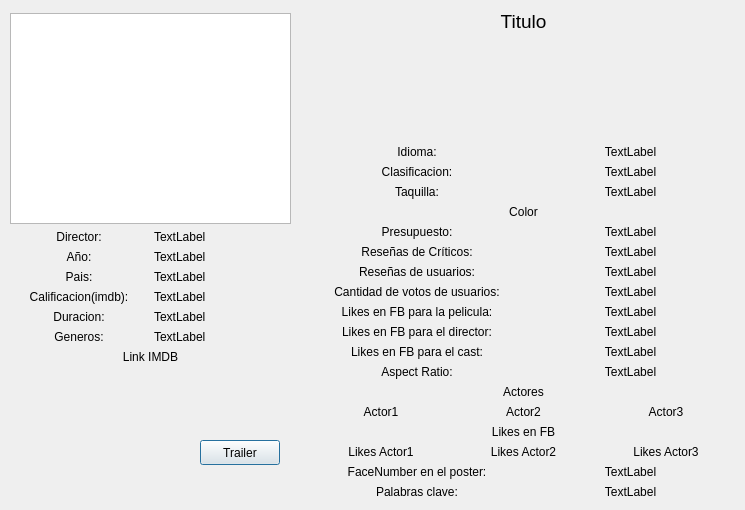
The window that moviepreview.ui (AndreyZartty/Tecflix-Client) describes before a commit, drawn with Qt 5.
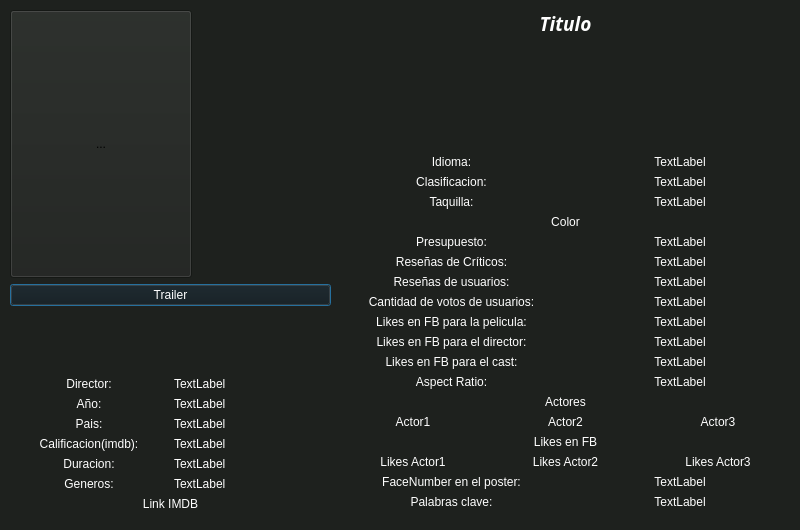
The same window after the commit.

Commit message: Pagina con toda la informacion y carga de trailers

```diff
--- a/moviepreview.ui
+++ b/moviepreview.ui
@@ -9,71 +9,107 @@
    <rect>
     <x>0</x>
     <y>0</y>
-    <width>745</width>
-    <height>510</height>
+    <width>800</width>
+    <height>530</height>
    </rect>
   </property>
   <property name="minimumSize">
    <size>
-    <width>745</width>
-    <height>510</height>
+    <width>800</width>
+    <height>530</height>
    </size>
   </property>
   <property name="maximumSize">
    <size>
-    <width>745</width>
-    <height>510</height>
+    <width>800</width>
+    <height>530</height>
    </size>
   </property>
   <property name="windowTitle">
    <string>Dialog</string>
   </property>
-  <widget class="QPushButton" name="Trailer">
-   <property name="geometry">
-    <rect>
-     <x>200</x>
-     <y>440</y>
-     <width>80</width>
-     <height>25</height>
-    </rect>
-   </property>
-   <property name="text">
-    <string>Trailer</string>
-   </property>
-  </widget>
-  <widget class="QWidget" name="">
+  <property name="styleSheet">
+   <string notr="true">background-color: rgb(30, 33, 30);</string>
+  </property>
+  <widget class="QWidget" name="layoutWidget">
    <property name="geometry">
     <rect>
      <x>10</x>
-     <y>13</y>
-     <width>281</width>
-     <height>351</height>
+     <y>10</y>
+     <width>321</width>
+     <height>501</height>
     </rect>
    </property>
    <layout class="QHBoxLayout" name="horizontalLayout_8">
     <item>
      <layout class="QVBoxLayout" name="verticalLayout_6">
+      <item>
+       <widget class="QToolButton" name="Poster">
+        <property name="minimumSize">
+         <size>
+          <width>182</width>
+          <height>268</height>
+         </size>
+        </property>
+        <property name="maximumSize">
+         <size>
+          <width>182</width>
+          <height>268</height>
+         </size>
+        </property>
+        <property name="text">
+         <string>...</string>
+        </property>
+       </widget>
+      </item>
+      <item>
+       <widget class="QPushButton" name="Trailer">
+        <property name="styleSheet">
+         <string notr="true">background-color: rgb(19, 20, 19);
+ color : rgb(255, 255, 255); </string>
+        </property>
+        <property name="text">
+         <string>Trailer</string>
+        </property>
+       </widget>
+      </item>
+      <item>
+       <spacer name="verticalSpacer">
+        <property name="orientation">
+         <enum>Qt::Vertical</enum>
+        </property>
+        <property name="sizeHint" stdset="0">
+         <size>
+          <width>20</width>
+          <height>10</height>
+         </size>
+        </property>
+       </spacer>
+      </item>
       <item>
        <layout class="QVBoxLayout" name="verticalLayout_2">
         <item>
          <layout class="QVBoxLayout" name="verticalLayout">
-          <item>
-           <widget class="QGraphicsView" name="graphicsView"/>
-          </item>
           <item>
            <layout class="QHBoxLayout" name="horizontalLayout">
-            <item>
-             <widget class="QLabel" name="label_2">
-              <property name="text">
-               <string>Director:</string>
-              </property>
-              <property name="alignment">
-               <set>Qt::AlignCenter</set>
-              </property>
-             </widget>
-            </item>
             <item>
              <widget class="QLabel" name="T_Director">
+              <property name="styleSheet">
+               <string notr="true"> color : rgb(255, 255, 255); </string>
+              </property>
+              <property name="text">
+               <string>Director:</string>
+              </property>
+              <property name="alignment">
+               <set>Qt::AlignCenter</set>
+              </property>
+             </widget>
+            </item>
+            <item>
+             <widget class="QLabel" name="Director">
+              <property name="styleSheet">
+               <string notr="true"> color : rgb(255, 255, 255); </string>
+              </property>
               <property name="text">
                <string>TextLabel</string>
               </property>
@@ -87,6 +123,9 @@
          <layout class="QHBoxLayout" name="horizontalLayout_2">
           <item>
            <widget class="QLabel" name="T_Year">
+            <property name="styleSheet">
+             <string notr="true"> color : rgb(255, 255, 255); </string>
+            </property>
             <property name="text">
              <string>Año:</string>
             </property>
@@ -97,6 +136,9 @@
           </item>
           <item>
            <widget class="QLabel" name="Year">
+            <property name="styleSheet">
+             <string notr="true"> color : rgb(255, 255, 255); </string>
+            </property>
             <property name="text">
              <string>TextLabel</string>
             </property>
@@ -114,6 +156,9 @@
            <layout class="QHBoxLayout" name="horizontalLayout_4">
             <item>
              <widget class="QLabel" name="T_Pais">
+              <property name="styleSheet">
+               <string notr="true"> color : rgb(255, 255, 255); </string>
+              </property>
               <property name="text">
                <string>Pais:</string>
               </property>
@@ -124,6 +169,9 @@
             </item>
             <item>
              <widget class="QLabel" name="Pais">
+              <property name="styleSheet">
+               <string notr="true"> color : rgb(255, 255, 255); </string>
+              </property>
               <property name="text">
                <string>TextLabel</string>
               </property>
@@ -134,7 +182,10 @@
           <item>
            <layout class="QHBoxLayout" name="horizontalLayout_5">
             <item>
-             <widget class="QLabel" name="label">
+             <widget class="QLabel" name="T_Calificacion">
+              <property name="styleSheet">
+               <string notr="true"> color : rgb(255, 255, 255); </string>
+              </property>
               <property name="text">
                <string>Calificacion(imdb):</string>
               </property>
@@ -144,7 +195,10 @@
              </widget>
             </item>
             <item>
-             <widget class="QLabel" name="label_3">
+             <widget class="QLabel" name="Calificacion">
+              <property name="styleSheet">
+               <string notr="true"> color : rgb(255, 255, 255); </string>
+              </property>
               <property name="text">
                <string>TextLabel</string>
               </property>
@@ -160,6 +214,9 @@
            <layout class="QHBoxLayout" name="horizontalLayout_3">
             <item>
              <widget class="QLabel" name="T_Duracion">
+              <property name="styleSheet">
+               <string notr="true"> color : rgb(255, 255, 255); </string>
+              </property>
               <property name="text">
                <string>Duracion:</string>
               </property>
@@ -170,6 +227,9 @@
             </item>
             <item>
              <widget class="QLabel" name="Duracion">
+              <property name="styleSheet">
+               <string notr="true"> color : rgb(255, 255, 255); </string>
+              </property>
               <property name="text">
                <string>TextLabel</string>
               </property>
@@ -181,6 +241,9 @@
            <layout class="QHBoxLayout" name="horizontalLayout_14">
             <item>
              <widget class="QLabel" name="T_Generos">
+              <property name="styleSheet">
+               <string notr="true"> color : rgb(255, 255, 255); </string>
+              </property>
               <property name="text">
                <string>Generos:</string>
               </property>
@@ -191,21 +254,33 @@
             </item>
             <item>
              <widget class="QLabel" name="Generos">
+              <property name="styleSheet">
+               <string notr="true"> color : rgb(255, 255, 255); </string>
+              </property>
               <property name="text">
                <string>TextLabel</string>
               </property>
+              <property name="wordWrap">
+               <bool>true</bool>
+              </property>
              </widget>
             </item>
            </layout>
           </item>
           <item>
            <widget class="QLabel" name="Link">
+            <property name="styleSheet">
+             <string notr="true"> color : rgb(255, 255, 255); </string>
+            </property>
             <property name="text">
              <string>Link IMDB</string>
             </property>
             <property name="alignment">
              <set>Qt::AlignCenter</set>
             </property>
+            <property name="wordWrap">
+             <bool>true</bool>
+            </property>
            </widget>
           </item>
          </layout>
@@ -216,13 +291,13 @@
     </item>
    </layout>
   </widget>
-  <widget class="QWidget" name="">
+  <widget class="QWidget" name="layoutWidget">
    <property name="geometry">
     <rect>
-     <x>313</x>
+     <x>340</x>
      <y>10</y>
-     <width>421</width>
-     <height>489</height>
+     <width>451</width>
+     <height>499</height>
     </rect>
    </property>
    <layout class="QVBoxLayout" name="verticalLayout_15">
@@ -230,15 +305,27 @@
      <widget class="QLabel" name="Titulo">
       <property name="font">
        <font>
+        <family>Pagul</family>
         <pointsize>14</pointsize>
+        <weight>75</weight>
+        <italic>true</italic>
+        <bold>true</bold>
+        <underline>false</underline>
+        <strikeout>false</strikeout>
        </font>
       </property>
+      <property name="styleSheet">
+       <string notr="true"> color : rgb(255, 255, 255); </string>
+      </property>
       <property name="text">
        <string>Titulo</string>
       </property>
       <property name="alignment">
        <set>Qt::AlignHCenter|Qt::AlignTop</set>
       </property>
+      <property name="wordWrap">
+       <bool>true</bool>
+      </property>
      </widget>
     </item>
     <item>
@@ -253,6 +340,9 @@
              <layout class="QHBoxLayout" name="horizontalLayout_6">
               <item>
                <widget class="QLabel" name="T_Idioma">
+                <property name="styleSheet">
+                 <string notr="true"> color : rgb(255, 255, 255); </string>
+                </property>
                 <property name="text">
                  <string>Idioma:</string>
                 </property>
@@ -263,6 +353,9 @@
               </item>
               <item>
                <widget class="QLabel" name="Idioma">
+                <property name="styleSheet">
+                 <string notr="true"> color : rgb(255, 255, 255); </string>
+                </property>
                 <property name="text">
                  <string>TextLabel</string>
                 </property>
@@ -277,6 +370,9 @@
              <layout class="QHBoxLayout" name="horizontalLayout_19">
               <item>
                <widget class="QLabel" name="T_Clasificacion">
+                <property name="styleSheet">
+                 <string notr="true"> color : rgb(255, 255, 255); </string>
+                </property>
                 <property name="text">
                  <string>Clasificacion:</string>
                 </property>
@@ -287,6 +383,9 @@
               </item>
               <item>
                <widget class="QLabel" name="Clasificacion">
+                <property name="styleSheet">
+                 <string notr="true"> color : rgb(255, 255, 255); </string>
+                </property>
                 <property name="text">
                  <string>TextLabel</string>
                 </property>
@@ -301,6 +400,9 @@
              <layout class="QHBoxLayout" name="horizontalLayout_15">
               <item>
                <widget class="QLabel" name="T_Taquilla">
+                <property name="styleSheet">
+                 <string notr="true"> color : rgb(255, 255, 255); </string>
+                </property>
                 <property name="text">
                  <string>Taquilla:</string>
                 </property>
@@ -311,6 +413,9 @@
               </item>
               <item>
                <widget class="QLabel" name="Taquilla">
+                <property name="styleSheet">
+                 <string notr="true"> color : rgb(255, 255, 255); </string>
+                </property>
                 <property name="text">
                  <string>TextLabel</string>
                 </property>
@@ -323,6 +428,9 @@
             </item>
             <item>
              <widget class="QLabel" name="Color">
+              <property name="styleSheet">
+               <string notr="true"> color : rgb(255, 255, 255); </string>
+              </property>
               <property name="text">
                <string>Color</string>
               </property>
@@ -337,6 +445,9 @@
            <layout class="QHBoxLayout" name="horizontalLayout_20">
             <item>
              <widget class="QLabel" name="T_Presupuesto">
+              <property name="styleSheet">
+               <string notr="true"> color : rgb(255, 255, 255); </string>
+              </property>
               <property name="text">
                <string>Presupuesto:</string>
               </property>
@@ -347,6 +458,9 @@
             </item>
             <item>
              <widget class="QLabel" name="Presupuesto">
+              <property name="styleSheet">
+               <string notr="true"> color : rgb(255, 255, 255); </string>
+              </property>
               <property name="text">
                <string>TextLabel</string>
               </property>
@@ -361,6 +475,9 @@
            <layout class="QHBoxLayout" name="horizontalLayout_13">
             <item>
              <widget class="QLabel" name="T_CriticosRevisaron">
+              <property name="styleSheet">
+               <string notr="true"> color : rgb(255, 255, 255); </string>
+              </property>
               <property name="text">
                <string>Reseñas de Críticos:</string>
               </property>
@@ -371,6 +488,9 @@
             </item>
             <item>
              <widget class="QLabel" name="CriticosRevisaron">
+              <property name="styleSheet">
+               <string notr="true"> color : rgb(255, 255, 255); </string>
+              </property>
               <property name="text">
                <string>TextLabel</string>
               </property>
@@ -385,6 +505,9 @@
            <layout class="QHBoxLayout" name="horizontalLayout_18">
             <item>
              <widget class="QLabel" name="T_ResenasUsers">
+              <property name="styleSheet">
+               <string notr="true"> color : rgb(255, 255, 255); </string>
+              </property>
               <property name="text">
                <string>Reseñas de usuarios:</string>
               </property>
@@ -395,6 +518,9 @@
             </item>
             <item>
              <widget class="QLabel" name="UsersReviews">
+              <property name="styleSheet">
+               <string notr="true"> color : rgb(255, 255, 255); </string>
+              </property>
               <property name="text">
                <string>TextLabel</string>
               </property>
@@ -409,6 +535,9 @@
            <layout class="QHBoxLayout" name="horizontalLayout_16">
             <item>
              <widget class="QLabel" name="T_VotosU">
+              <property name="styleSheet">
+               <string notr="true"> color : rgb(255, 255, 255); </string>
+              </property>
               <property name="text">
                <string>Cantidad de votos de usuarios:</string>
               </property>
@@ -419,6 +548,9 @@
             </item>
             <item>
              <widget class="QLabel" name="VotosUsuarios">
+              <property name="styleSheet">
+               <string notr="true"> color : rgb(255, 255, 255); </string>
+              </property>
               <property name="text">
                <string>TextLabel</string>
               </property>
@@ -433,6 +565,9 @@
            <layout class="QHBoxLayout" name="horizontalLayout_22">
             <item>
              <widget class="QLabel" name="T_LikesPeli">
+              <property name="styleSheet">
+               <string notr="true"> color : rgb(255, 255, 255); </string>
+              </property>
               <property name="text">
                <string>Likes en FB para la pelicula:</string>
               </property>
@@ -443,6 +578,9 @@
             </item>
             <item>
              <widget class="QLabel" name="LikesPelicula">
+              <property name="styleSheet">
+               <string notr="true"> color : rgb(255, 255, 255); </string>
+              </property>
               <property name="text">
                <string>TextLabel</string>
               </property>
@@ -457,6 +595,9 @@
            <layout class="QHBoxLayout" name="horizontalLayout_7">
             <item>
              <widget class="QLabel" name="T_FB_Director">
+              <property name="styleSheet">
+               <string notr="true"> color : rgb(255, 255, 255); </string>
+              </property>
               <property name="text">
                <string>Likes en FB para el director:</string>
               </property>
@@ -467,6 +608,9 @@
             </item>
             <item>
              <widget class="QLabel" name="FB_Like_director">
+              <property name="styleSheet">
+               <string notr="true"> color : rgb(255, 255, 255); </string>
+              </property>
               <property name="text">
                <string>TextLabel</string>
               </property>
@@ -483,6 +627,9 @@
          <layout class="QHBoxLayout" name="horizontalLayout_11">
           <item>
            <widget class="QLabel" name="T_Likes_Cast">
+            <property name="styleSheet">
+             <string notr="true"> color : rgb(255, 255, 255); </string>
+            </property>
             <property name="text">
              <string>Likes en FB para el cast:</string>
             </property>
@@ -493,6 +640,9 @@
           </item>
           <item>
            <widget class="QLabel" name="Likes_Cast">
+            <property name="styleSheet">
+             <string notr="true"> color : rgb(255, 255, 255); </string>
+            </property>
             <property name="text">
              <string>TextLabel</string>
             </property>
@@ -515,6 +665,9 @@
              <layout class="QHBoxLayout" name="horizontalLayout_21">
               <item>
                <widget class="QLabel" name="T_AspectRatio">
+                <property name="styleSheet">
+                 <string notr="true"> color : rgb(255, 255, 255); </string>
+                </property>
                 <property name="text">
                  <string>Aspect Ratio:</string>
                 </property>
@@ -525,6 +678,9 @@
               </item>
               <item>
                <widget class="QLabel" name="AspectRatio">
+                <property name="styleSheet">
+                 <string notr="true"> color : rgb(255, 255, 255); </string>
+                </property>
                 <property name="text">
                  <string>TextLabel</string>
                 </property>
@@ -539,6 +695,9 @@
              <layout class="QVBoxLayout" name="verticalLayout_9">
               <item>
                <widget class="QLabel" name="T_Actores">
+                <property name="styleSheet">
+                 <string notr="true"> color : rgb(255, 255, 255); </string>
+                </property>
                 <property name="text">
                  <string>Actores</string>
                 </property>
@@ -551,6 +710,9 @@
                <layout class="QHBoxLayout" name="horizontalLayout_9">
                 <item>
                  <widget class="QLabel" name="Actor1">
+                  <property name="styleSheet">
+                   <string notr="true"> color : rgb(255, 255, 255); </string>
+                  </property>
                   <property name="text">
                    <string>Actor1</string>
                   </property>
@@ -561,6 +723,9 @@
                 </item>
                 <item>
                  <widget class="QLabel" name="Actor3">
+                  <property name="styleSheet">
+                   <string notr="true"> color : rgb(255, 255, 255); </string>
+                  </property>
                   <property name="text">
                    <string>Actor2</string>
                   </property>
@@ -571,6 +736,9 @@
                 </item>
                 <item>
                  <widget class="QLabel" name="Actor2">
+                  <property name="styleSheet">
+                   <string notr="true"> color : rgb(255, 255, 255); </string>
+                  </property>
                   <property name="text">
                    <string>Actor3</string>
                   </property>
@@ -585,6 +753,9 @@
             </item>
             <item>
              <widget class="QLabel" name="T_LikesFB">
+              <property name="styleSheet">
+               <string notr="true"> color : rgb(255, 255, 255); </string>
+              </property>
               <property name="text">
                <string>Likes en FB</string>
               </property>
@@ -597,18 +768,24 @@
           </item>
           <item>
            <layout class="QHBoxLayout" name="horizontalLayout_10">
-            <item>
-             <widget class="QLabel" name="Likes_actor2">
-              <property name="text">
-               <string>Likes Actor1</string>
-              </property>
-              <property name="alignment">
-               <set>Qt::AlignCenter</set>
-              </property>
-             </widget>
-            </item>
             <item>
              <widget class="QLabel" name="Likes_actor1">
+              <property name="styleSheet">
+               <string notr="true"> color : rgb(255, 255, 255); </string>
+              </property>
+              <property name="text">
+               <string>Likes Actor1</string>
+              </property>
+              <property name="alignment">
+               <set>Qt::AlignCenter</set>
+              </property>
+             </widget>
+            </item>
+            <item>
+             <widget class="QLabel" name="Likes_actor2">
+              <property name="styleSheet">
+               <string notr="true"> color : rgb(255, 255, 255); </string>
+              </property>
               <property name="text">
                <string>Likes Actor2</string>
               </property>
@@ -619,6 +796,9 @@
             </item>
             <item>
              <widget class="QLabel" name="Likes_actor3">
+              <property name="styleSheet">
+               <string notr="true"> color : rgb(255, 255, 255); </string>
+              </property>
               <property name="text">
                <string>Likes Actor3</string>
               </property>
@@ -635,6 +815,9 @@
          <layout class="QHBoxLayout" name="horizontalLayout_17">
           <item>
            <widget class="QLabel" name="T_Facenumber">
+            <property name="styleSheet">
+             <string notr="true"> color : rgb(255, 255, 255); </string>
+            </property>
             <property name="text">
              <string>FaceNumber en el poster:</string>
             </property>
@@ -645,6 +828,9 @@
           </item>
           <item>
            <widget class="QLabel" name="Facenumber">
+            <property name="styleSheet">
+             <string notr="true"> color : rgb(255, 255, 255); </string>
+            </property>
             <property name="text">
              <string>TextLabel</string>
             </property>
@@ -659,6 +845,9 @@
          <layout class="QHBoxLayout" name="horizontalLayout_12">
           <item>
            <widget class="QLabel" name="T_PClaves">
+            <property name="styleSheet">
+             <string notr="true"> color : rgb(255, 255, 255); </string>
+            </property>
             <property name="text">
              <string>Palabras clave:</string>
             </property>
@@ -669,12 +858,18 @@
           </item>
           <item>
            <widget class="QLabel" name="PalabrasClave">
+            <property name="styleSheet">
+             <string notr="true"> color : rgb(255, 255, 255); </string>
+            </property>
             <property name="text">
              <string>TextLabel</string>
             </property>
             <property name="alignment">
              <set>Qt::AlignCenter</set>
             </property>
+            <property name="wordWrap">
+             <bool>true</bool>
+            </property>
            </widget>
           </item>
          </layout>
```
The commit also changes 14 other files.
